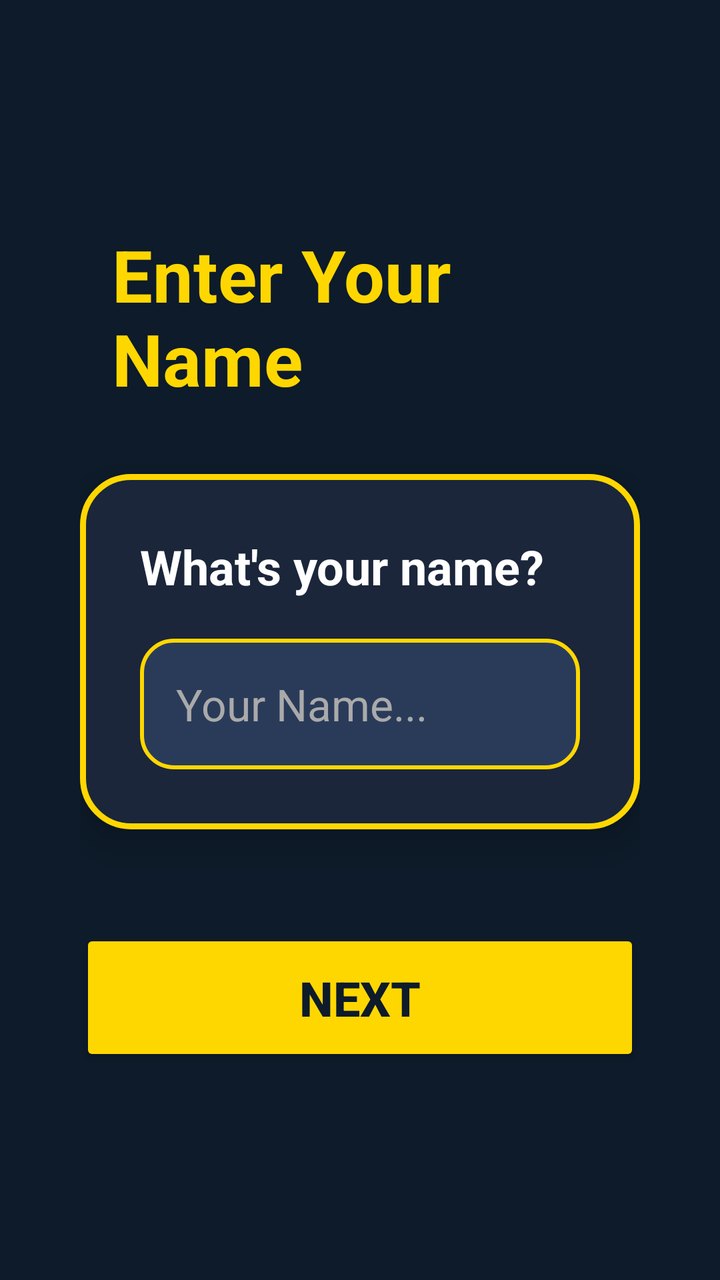
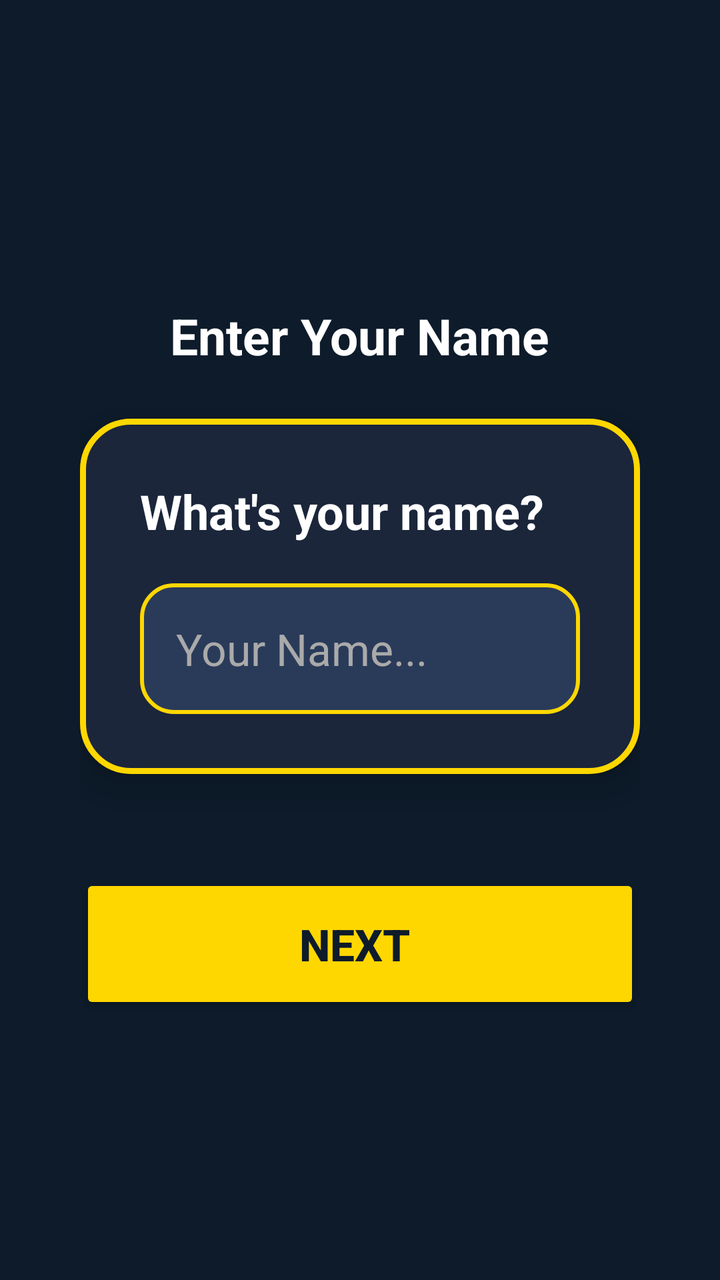

An Android layout rendered at two revisions. The XML below is the earlier revision; the diff shows what the commit changed to produce the second picture.
<!-- AndroidManifest.xml: application theme Theme.QuizApp -->
<!-- res/layout/activity_name.xml -->
<?xml version="1.0" encoding="utf-8"?>
<LinearLayout xmlns:android="http://schemas.android.com/apk/res/android"
    android:layout_width="match_parent"
    android:layout_height="match_parent"
    android:orientation="vertical"
    android:gravity="center"
    android:padding="40dp"
    android:background="#0D1B2A">

    <LinearLayout
        android:layout_width="wrap_content"
        android:layout_height="wrap_content"
        android:orientation="horizontal"
        android:layout_marginBottom="40dp">

        <TextView
            android:layout_width="wrap_content"
            android:layout_height="wrap_content"
            android:textSize="42sp" />

        <TextView
            android:layout_width="wrap_content"
            android:layout_height="wrap_content"
            android:text="Enter Your Name"
            android:textSize="36sp"
            android:textStyle="bold"
            android:textColor="#FFD700"
            android:layout_marginHorizontal="16dp" />

        <TextView
            android:layout_width="wrap_content"
            android:layout_height="wrap_content"
            android:textSize="42sp" />
    </LinearLayout>

    <LinearLayout
        android:layout_width="match_parent"
        android:layout_height="wrap_content"
        android:orientation="vertical"
        android:background="@drawable/input_card_bg"
        android:padding="30dp"
        android:elevation="10dp">

        <TextView
            android:layout_width="wrap_content"
            android:layout_height="wrap_content"
            android:text="What's your name?"
            android:textSize="24sp"
            android:textColor="#FFFFFF"
            android:textStyle="bold"
            android:layout_marginBottom="20dp" />

        <EditText
            android:id="@+id/nameInput"
            android:layout_width="match_parent"
            android:layout_height="wrap_content"
            android:hint="Your Name..."
            android:textSize="22sp"
            android:textColor="#FFFFFF"
            android:textColorHint="#AAAAAA"
            android:background="@drawable/edittext_bg"
            android:padding="18dp"
            android:inputType="textPersonName"
            android:imeOptions="actionDone"
            android:singleLine="true" />
    </LinearLayout>

    <Button
        android:id="@+id/nextBtn"
        android:layout_width="match_parent"
        android:layout_height="wrap_content"
        android:text="Next"
        android:textSize="24sp"
        android:textStyle="bold"
        android:textColor="#0D1B2A"
        android:backgroundTint="#FFD700"
        android:layout_marginTop="50dp"
        android:padding="18dp"
        android:elevation="10dp" />

</LinearLayout>
<!-- resources referenced by this layout -->
<resources>
  <!-- drawable edittext_bg (drawable) -->
  <?xml version="1.0" encoding="utf-8"?>
  <shape xmlns:android="http://schemas.android.com/apk/res/android">
      <solid android:color="#2A3B5A" />
      <corners android:radius="16dp" />
      <stroke
          android:width="2dp"
          android:color="#FFD700" />
  </shape>
  <!-- drawable input_card_bg (drawable) -->
  <?xml version="1.0" encoding="utf-8"?>
  <shape xmlns:android="http://schemas.android.com/apk/res/android">
      <solid android:color="#1B263B" />
      <stroke
          android:width="3dp"
          android:color="#FFD700" />
      <corners android:radius="24dp" />
  </shape>
  <style name="Theme.QuizApp" parent="Base.Theme.QuizApp" />
  <style name="Base.Theme.QuizApp" parent="Theme.Material3.DayNight.NoActionBar">
          
          
      </style>
</resources>

<!-- the commit's change to res/layout/activity_name.xml (unified diff, before → after) -->
@@ -11,7 +11,7 @@
         android:layout_width="wrap_content"
         android:layout_height="wrap_content"
         android:orientation="horizontal"
-        android:layout_marginBottom="40dp">
+        android:layout_marginBottom="20dp">
 
         <TextView
             android:layout_width="wrap_content"
@@ -22,9 +22,9 @@
             android:layout_width="wrap_content"
             android:layout_height="wrap_content"
             android:text="Enter Your Name"
-            android:textSize="36sp"
+            android:textSize="25sp"
             android:textStyle="bold"
-            android:textColor="#FFD700"
+            android:textColor="#FFFFFF"
             android:layout_marginHorizontal="16dp" />
 
         <TextView
@@ -68,9 +68,9 @@
     <Button
         android:id="@+id/nextBtn"
         android:layout_width="match_parent"
-        android:layout_height="wrap_content"
-        android:text="Next"
-        android:textSize="24sp"
+        android:layout_height="70dp"
+        android:text="Next "
+        android:textSize="22sp"
         android:textStyle="bold"
         android:textColor="#0D1B2A"
         android:backgroundTint="#FFD700"
